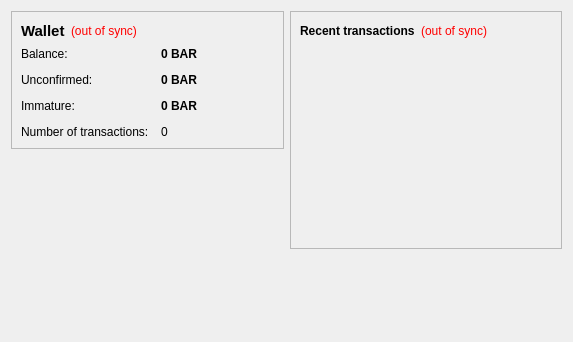
Qt form src/qt/forms/overviewpage.ui (PsycheDox/CalCoin) before a commit.
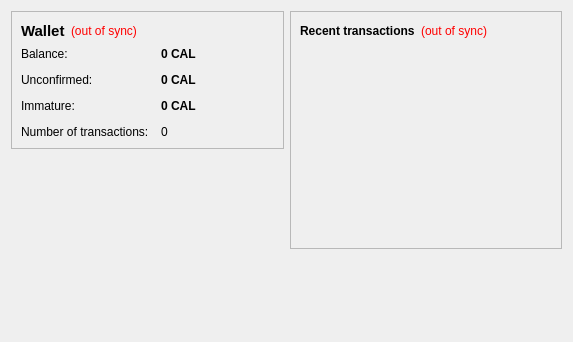
The same form after that commit.

The edit to the form file:
```diff
--- a/src/qt/forms/overviewpage.ui
+++ b/src/qt/forms/overviewpage.ui
@@ -105,7 +105,7 @@
              <string>Your current balance</string>
             </property>
             <property name="text">
-             <string notr="true">0 BAR</string>
+             <string notr="true">0 CAL</string>
             </property>
             <property name="textInteractionFlags">
              <set>Qt::LinksAccessibleByMouse|Qt::TextSelectableByKeyboard|Qt::TextSelectableByMouse</set>
@@ -134,7 +134,7 @@
              <string>Total of transactions that have yet to be confirmed, and do not yet count toward the current balance</string>
             </property>
             <property name="text">
-             <string notr="true">0 BAR</string>
+             <string notr="true">0 CAL</string>
             </property>
             <property name="textInteractionFlags">
              <set>Qt::LinksAccessibleByMouse|Qt::TextSelectableByKeyboard|Qt::TextSelectableByMouse</set>
@@ -177,7 +177,7 @@
              <string>Mined balance that has not yet matured</string>
             </property>
             <property name="text">
-             <string notr="true">0 BAR</string>
+             <string notr="true">0 CAL</string>
             </property>
             <property name="textInteractionFlags">
              <set>Qt::LinksAccessibleByMouse|Qt::TextSelectableByKeyboard|Qt::TextSelectableByMouse</set>
```
